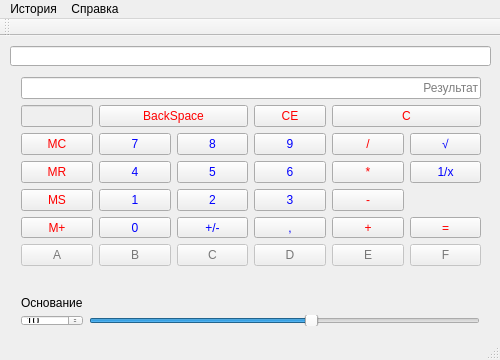
First picture: the form in Calculator/Calculator/mainwindow.ui, repository RazorChrome/MPT2, before the edit.
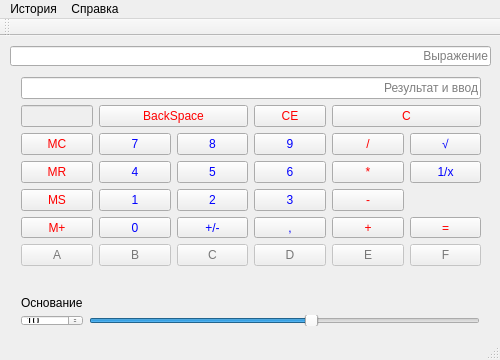
Second picture: the form after the edit. Icons and pictures are not drawn.

```diff
--- a/Calculator/Calculator/mainwindow.ui
+++ b/Calculator/Calculator/mainwindow.ui
@@ -923,10 +923,10 @@
         <set>Qt::AlignRight|Qt::AlignTrailing|Qt::AlignVCenter</set>
        </property>
        <property name="readOnly">
-        <bool>true</bool>
+        <bool>false</bool>
        </property>
        <property name="placeholderText">
-        <string>Результат</string>
+        <string>Результат и ввод</string>
        </property>
       </widget>
      </item>
@@ -1588,9 +1588,18 @@
       <height>21</height>
      </size>
     </property>
+    <property name="text">
+     <string/>
+    </property>
     <property name="alignment">
      <set>Qt::AlignRight|Qt::AlignTrailing|Qt::AlignVCenter</set>
     </property>
+    <property name="readOnly">
+     <bool>true</bool>
+    </property>
+    <property name="placeholderText">
+     <string>Выражение</string>
+    </property>
    </widget>
   </widget>
   <widget class="QMenuBar" name="menuBar">
```
Left out of the diff: 3 changed lines with no effect on the pictures.
